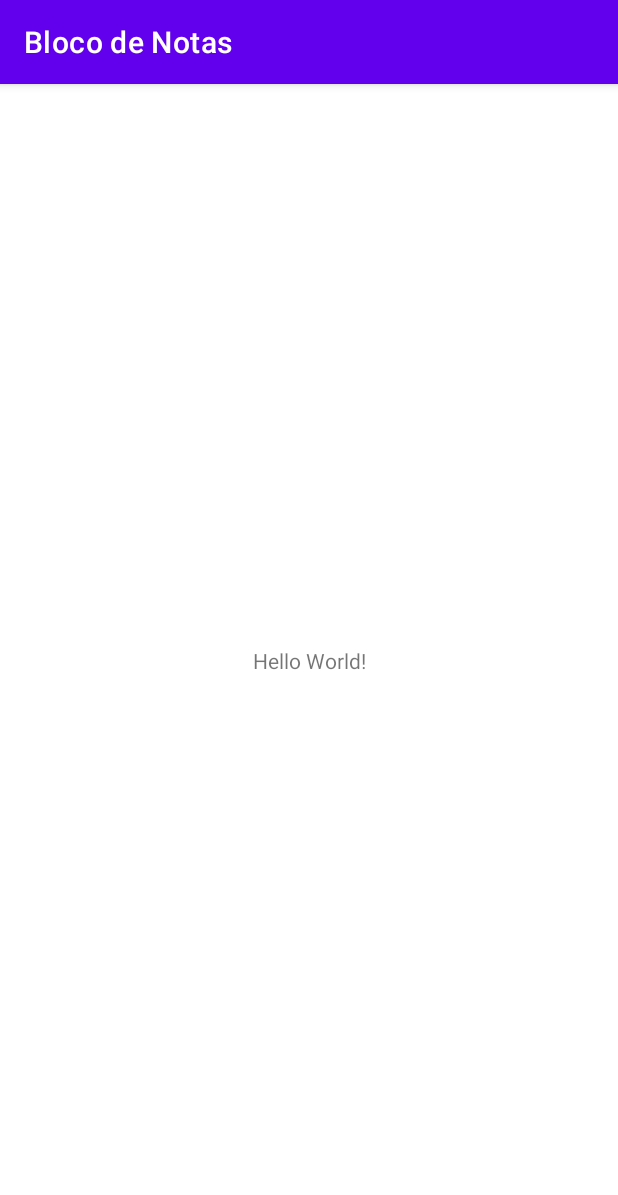
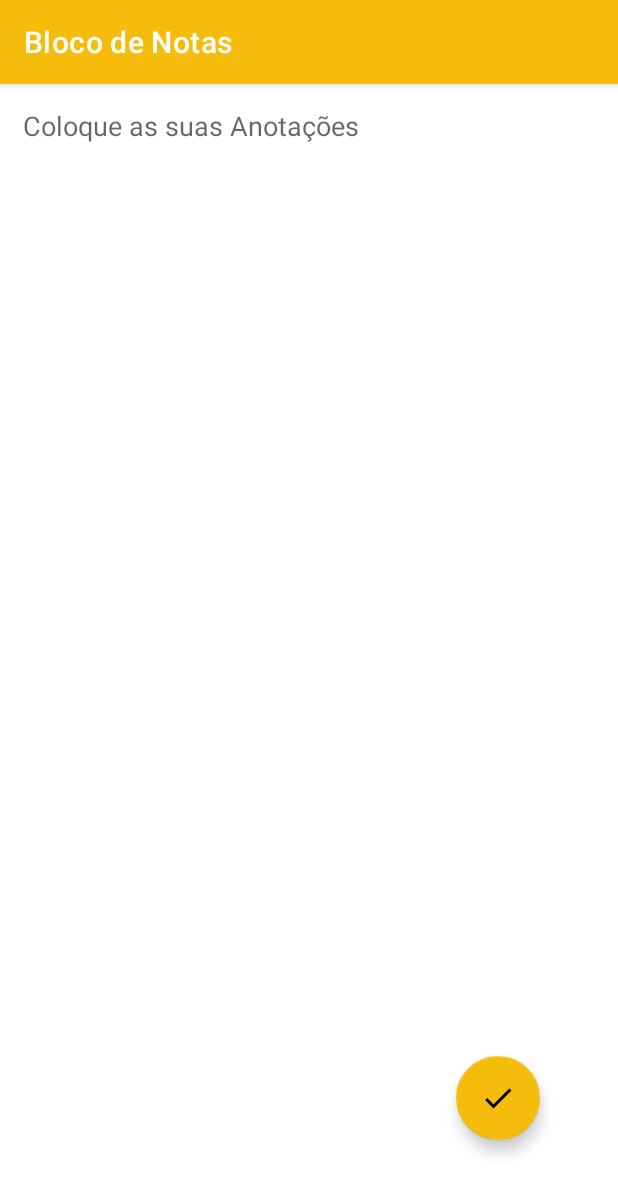
Before and after one commit to Ryan-lima13/Bloco_de_Notas, an Android app: the screen it shows after launch (MainActivity), on a phone screen of 412 x 824 dp. Shown: the top 1195 px of the screen. Run offline under Robolectric (Android 15) with nearby library versions, the phone set to English and light mode, and no system bars.

Commit message:
criando tela principal

```diff
--- /dev/null
+++ b/app/src/main/res/drawable/ic_salvar.xml
@@ -0,0 +1,5 @@
+<vector android:height="34dp" android:tint="#FFFFFF"
+    android:viewportHeight="24" android:viewportWidth="24"
+    android:width="34dp" xmlns:android="http://schemas.android.com/apk/res/android">
+    <path android:fillColor="@android:color/white" android:pathData="M9,16.17L4.83,12l-1.42,1.41L9,19 21,7l-1.41,-1.41z"/>
+</vector>
--- a/app/src/main/res/layout/activity_main.xml
+++ b/app/src/main/res/layout/activity_main.xml
@@ -6,13 +6,35 @@
     android:layout_height="match_parent"
     tools:context=".MainActivity">
 
-    <TextView
+
+    <EditText
+        android:id="@+id/editAnotacao"
+        android:layout_width="match_parent"
+        android:layout_height="match_parent"
+        android:text=""
+        android:hint="Coloque as suas Anotações"
+        android:gravity="start"
+        android:padding="15dp"
+        android:textColor="@color/black"
+        android:textSize="18sp"
+        android:background="@color/white"
+        android:inputType="textMultiLine"
+        android:singleLine="false"
+        app:layout_constraintStart_toStartOf="parent"
+        app:layout_constraintEnd_toEndOf="parent"
+        app:layout_constraintTop_toTopOf="parent"
+        app:layout_constraintBottom_toBottomOf="parent"
+        />
+
+    <com.google.android.material.floatingactionbutton.FloatingActionButton
+        android:id="@+id/fb_salvar"
         android:layout_width="wrap_content"
         android:layout_height="wrap_content"
-        android:text="Hello World!"
+        android:layout_marginBottom="64dp"
+        android:clickable="true"
         app:layout_constraintBottom_toBottomOf="parent"
         app:layout_constraintEnd_toEndOf="parent"
+        app:layout_constraintHorizontal_bias="0.853"
         app:layout_constraintStart_toStartOf="parent"
-        app:layout_constraintTop_toTopOf="parent" />
-
+        app:srcCompat="@drawable/ic_salvar" />
 </androidx.constraintlayout.widget.ConstraintLayout>
--- a/app/src/main/res/values/colors.xml
+++ b/app/src/main/res/values/colors.xml
@@ -7,4 +7,6 @@
     <color name="teal_700">#FF018786</color>
     <color name="black">#FF000000</color>
     <color name="white">#FFFFFFFF</color>
+    <color name="yellow">#F6BC0B</color>
+
 </resources>
--- a/app/src/main/res/values/themes.xml
+++ b/app/src/main/res/values/themes.xml
@@ -2,11 +2,11 @@
     <!-- Base application theme. -->
     <style name="Theme.BlocoDeNotas" parent="Theme.MaterialComponents.DayNight.DarkActionBar">
         <!-- Primary brand color. -->
-        <item name="colorPrimary">@color/purple_500</item>
-        <item name="colorPrimaryVariant">@color/purple_700</item>
+        <item name="colorPrimary">@color/yellow</item>
+        <item name="colorPrimaryVariant">@color/yellow</item>
         <item name="colorOnPrimary">@color/white</item>
         <!-- Secondary brand color. -->
-        <item name="colorSecondary">@color/teal_200</item>
+        <item name="colorSecondary">@color/yellow</item>
         <item name="colorSecondaryVariant">@color/teal_700</item>
         <item name="colorOnSecondary">@color/black</item>
         <!-- Status bar color. -->
```
